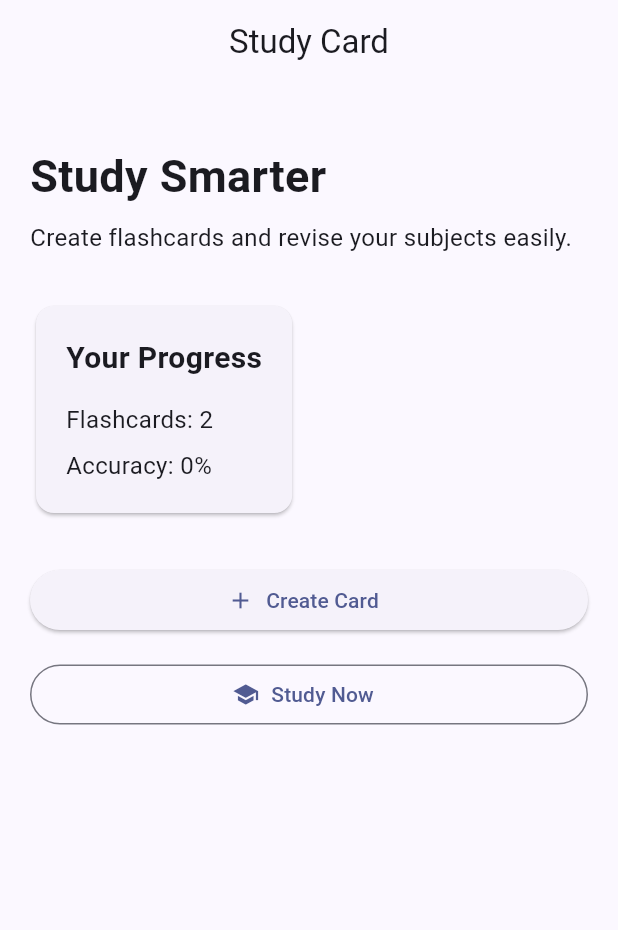
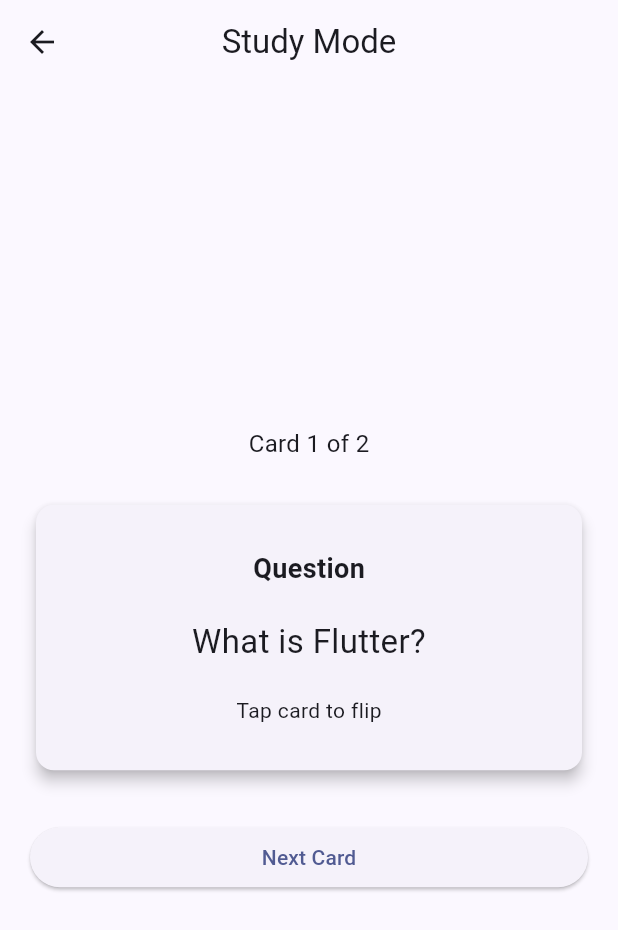
Before and after one commit to snehitha-coder/Study-Card-app, a Flutter app: the screen it shows after launch, after a tap on "Study Now", on a phone screen of 412 x 824 dp. Shown: the top 930 px of the screen. Run offline on Flutter 3.47's test engine with Material 3 defaults, Android fonts, the phone set to English and light mode, and no system bars.

Commit message:
Implement flashcard study mode

```diff
--- a/lib/main.dart
+++ b/lib/main.dart
@@ -1,6 +1,7 @@
 import 'package:flutter/material.dart';
 import 'models/flashcard.dart';
 import 'add_card_page.dart';
+import 'study_page.dart';
 
 void main() {
   runApp(const StudyCardApp());
@@ -34,6 +35,7 @@ class HomePage extends StatefulWidget {
 
 class _HomePageState extends State<HomePage> {
 
+  // Flashcard data
   List<Flashcard> cards = [
     Flashcard(
       question: 'What is Flutter?',
@@ -121,6 +123,7 @@ class _HomePageState extends State<HomePage> {
 
             const SizedBox(height: 30),
 
+            // Create Card button
             SizedBox(
               width: double.infinity,
               child: ElevatedButton.icon(
@@ -148,10 +151,25 @@ class _HomePageState extends State<HomePage> {
 
             const SizedBox(height: 15),
 
+            // Study Now button
             SizedBox(
               width: double.infinity,
               child: OutlinedButton.icon(
-                onPressed: () {},
+                onPressed: () {
+
+                  if (cards.isEmpty) {
+                    return;
+                  }
+
+                  Navigator.push(
+                    context,
+                    MaterialPageRoute(
+                      builder: (context) => StudyPage(
+                        cards: cards,
+                      ),
+                    ),
+                  );
+                },
 
                 icon: const Icon(Icons.school),
 
--- /dev/null
+++ b/lib/study_page.dart
@@ -0,0 +1,125 @@
+import 'package:flutter/material.dart';
+import 'models/flashcard.dart';
+
+class StudyPage extends StatefulWidget {
+  final List<Flashcard> cards;
+
+  const StudyPage({
+    super.key,
+    required this.cards,
+  });
+
+  @override
+  State<StudyPage> createState() => _StudyPageState();
+}
+
+class _StudyPageState extends State<StudyPage> {
+  int currentIndex = 0;
+  bool showAnswer = false;
+
+  void nextCard() {
+    setState(() {
+      currentIndex =
+          (currentIndex + 1) % widget.cards.length;
+      showAnswer = false;
+    });
+  }
+
+  @override
+  Widget build(BuildContext context) {
+    final card = widget.cards[currentIndex];
+
+    return Scaffold(
+      appBar: AppBar(
+        title: const Text('Study Mode'),
+        centerTitle: true,
+      ),
+
+      body: Padding(
+        padding: const EdgeInsets.all(20),
+
+        child: Column(
+          mainAxisAlignment: MainAxisAlignment.center,
+          children: [
+
+            Text(
+              'Card ${currentIndex + 1} of ${widget.cards.length}',
+              style: const TextStyle(
+                fontSize: 16,
+              ),
+            ),
+
+            const SizedBox(height: 25),
+
+            GestureDetector(
+              onTap: () {
+                setState(() {
+                  showAnswer = !showAnswer;
+                });
+              },
+
+              child: Card(
+                elevation: 4,
+
+                child: Container(
+                  width: double.infinity,
+                  padding: const EdgeInsets.all(30),
+
+                  child: Column(
+                    children: [
+
+                      Text(
+                        showAnswer
+                            ? 'Answer'
+                            : 'Question',
+                        style: const TextStyle(
+                          fontSize: 18,
+                          fontWeight: FontWeight.bold,
+                        ),
+                      ),
+
+                      const SizedBox(height: 20),
+
+                      Text(
+                        showAnswer
+                            ? card.answer
+                            : card.question,
+                        textAlign: TextAlign.center,
+                        style: const TextStyle(
+                          fontSize: 22,
+                        ),
+                      ),
+
+                      const SizedBox(height: 20),
+
+                      const Text(
+                        'Tap card to flip',
+                        style: TextStyle(
+                          fontSize: 14,
+                        ),
+                      ),
+                    ],
+                  ),
+                ),
+              ),
+            ),
+
+            const SizedBox(height: 30),
+
+            SizedBox(
+              width: double.infinity,
+
+              child: ElevatedButton(
+                onPressed: nextCard,
+
+                child: const Text(
+                  'Next Card',
+                ),
+              ),
+            ),
+          ],
+        ),
+      ),
+    );
+  }
+}
```
Also changed, not shown: 3 other files.
